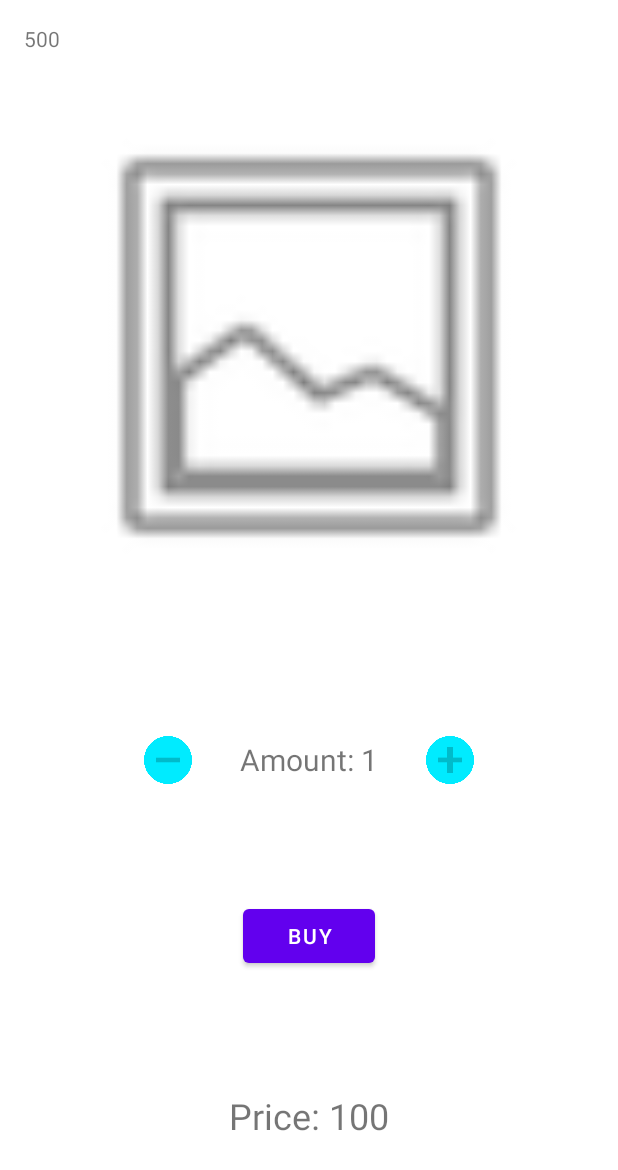
After one commit to mmalarski/FitAnimal, an Android app: the layout activity_food_options.xml on its own in the app's theme, with its tools: preview values and no code run, on a phone screen of 412 x 824 dp. The commit adds this screen. Shown: the top 1170 px of the screen. Run offline under Robolectric (Android 15) with nearby library versions, the phone set to English and light mode, and no system bars.

Commit message:
food options popup created

```diff
--- /dev/null
+++ b/app/src/main/res/layout/activity_food_options.xml
@@ -0,0 +1,94 @@
+<?xml version="1.0" encoding="utf-8"?>
+<androidx.constraintlayout.widget.ConstraintLayout xmlns:android="http://schemas.android.com/apk/res/android"
+    xmlns:app="http://schemas.android.com/apk/res-auto"
+    xmlns:tools="http://schemas.android.com/tools"
+    android:id="@+id/coinTextViewFoodOptinos"
+    android:layout_width="match_parent"
+    android:layout_height="match_parent"
+    tools:context=".FoodOptionsActivity">
+
+    <TextView
+        android:id="@+id/coinsTextView2"
+        android:layout_width="wrap_content"
+        android:layout_height="wrap_content"
+        android:layout_marginStart="16dp"
+        android:layout_marginTop="16dp"
+        android:text="500"
+        app:layout_constraintStart_toStartOf="parent"
+        app:layout_constraintTop_toTopOf="parent" />
+
+    <ImageButton
+        android:id="@+id/minusButtonFood"
+        android:layout_width="32dp"
+        android:layout_height="32dp"
+        android:layout_marginEnd="32dp"
+        android:background="#00FFFFFF"
+        android:scaleType="fitCenter"
+        app:layout_constraintBottom_toBottomOf="@+id/textView"
+        app:layout_constraintEnd_toStartOf="@+id/textView"
+        app:layout_constraintTop_toTopOf="@+id/textView"
+        app:srcCompat="@drawable/path10" />
+
+    <ImageButton
+        android:id="@+id/plusButtonFood2"
+        android:layout_width="32dp"
+        android:layout_height="32dp"
+        android:layout_marginStart="32dp"
+        android:background="#00FFFFFF"
+        android:scaleType="fitCenter"
+        app:layout_constraintBottom_toBottomOf="@+id/textView"
+        app:layout_constraintStart_toEndOf="@+id/textView"
+        app:layout_constraintTop_toTopOf="@+id/textView"
+        app:layout_constraintVertical_bias="0.4"
+        app:srcCompat="@drawable/text835" />
+
+    <TextView
+        android:id="@+id/textView"
+        android:layout_width="wrap_content"
+        android:layout_height="wrap_content"
+        android:layout_marginBottom="16dp"
+        android:text="Amount: 1"
+        android:textSize="20sp"
+        app:layout_constraintBottom_toTopOf="@+id/button8"
+        app:layout_constraintEnd_toEndOf="@+id/button8"
+        app:layout_constraintHorizontal_bias="0.5"
+        app:layout_constraintStart_toStartOf="@+id/button8"
+        app:layout_constraintTop_toBottomOf="@+id/foodImage" />
+
+    <Button
+        android:id="@+id/button8"
+        android:layout_width="wrap_content"
+        android:layout_height="wrap_content"
+        android:text="Buy"
+        app:layout_constraintBottom_toTopOf="@+id/textView3"
+        app:layout_constraintEnd_toEndOf="parent"
+        app:layout_constraintHorizontal_bias="0.5"
+        app:layout_constraintStart_toStartOf="parent"
+        app:layout_constraintTop_toBottomOf="@+id/textView" />
+
+    <ImageView
+        android:id="@+id/foodImage"
+        android:layout_width="500px"
+        android:layout_height="500px"
+        android:layout_marginBottom="32dp"
+        app:layout_constraintBottom_toTopOf="@+id/textView"
+        app:layout_constraintEnd_toEndOf="parent"
+        app:layout_constraintHorizontal_bias="0.5"
+        app:layout_constraintStart_toStartOf="parent"
+        app:layout_constraintTop_toTopOf="parent"
+        app:srcCompat="@android:drawable/ic_menu_gallery" />
+
+    <TextView
+        android:id="@+id/textView3"
+        android:layout_width="wrap_content"
+        android:layout_height="wrap_content"
+        android:layout_marginTop="16dp"
+        android:text="Price: 100"
+        android:textSize="24sp"
+        app:layout_constraintBottom_toBottomOf="parent"
+        app:layout_constraintEnd_toEndOf="@+id/button8"
+        app:layout_constraintHorizontal_bias="0.5"
+        app:layout_constraintStart_toStartOf="@+id/button8"
+        app:layout_constraintTop_toBottomOf="@+id/button8" />
+
+</androidx.constraintlayout.widget.ConstraintLayout>
--- a/app/src/main/res/layout/food_popup.xml
+++ b/app/src/main/res/layout/food_popup.xml
@@ -10,10 +10,11 @@
         android:layout_width="match_parent"
         android:layout_height="50dp"
         android:layout_marginStart="16dp"
+        android:layout_marginTop="16dp"
         android:layout_marginEnd="16dp"
-        android:layout_marginTop="16dp"
         android:layout_marginBottom="16dp"
         android:background="?android:attr/selectableItemBackground"
+        android:onClick="openOptions"
         android:text="food 1"
         android:textColor="#000000"
         app:layout_constraintEnd_toEndOf="parent"
@@ -23,12 +24,12 @@
 
     <Button
         android:id="@+id/food2"
-        android:background="?android:attr/selectableItemBackground"
         android:layout_width="match_parent"
         android:layout_height="50dp"
         android:layout_marginStart="16dp"
         android:layout_marginTop="100dp"
         android:layout_marginEnd="16dp"
+        android:background="?android:attr/selectableItemBackground"
         android:text="food 2"
         android:textColor="#000000"
         app:layout_constraintEnd_toEndOf="parent"
```
Also changed, not shown: app/src/main/AndroidManifest.xml (+7 -4 lines), app/src/main/java/com/example/fitanimal/FoodOptionsActivity.kt (added, +19 -0 lines), app/src/main/java/com/example/fitanimal/FoodPopup.kt (+7 -0 lines), app/src/main/java/com/example/fitanimal/MainActivity.kt (+14 -0 lines), app/src/main/res/layout/activity_main.xml (+10 -0 lines), app/src/main/res/drawable/path10.png (added), app/src/main/res/drawable/text835.png (added).
